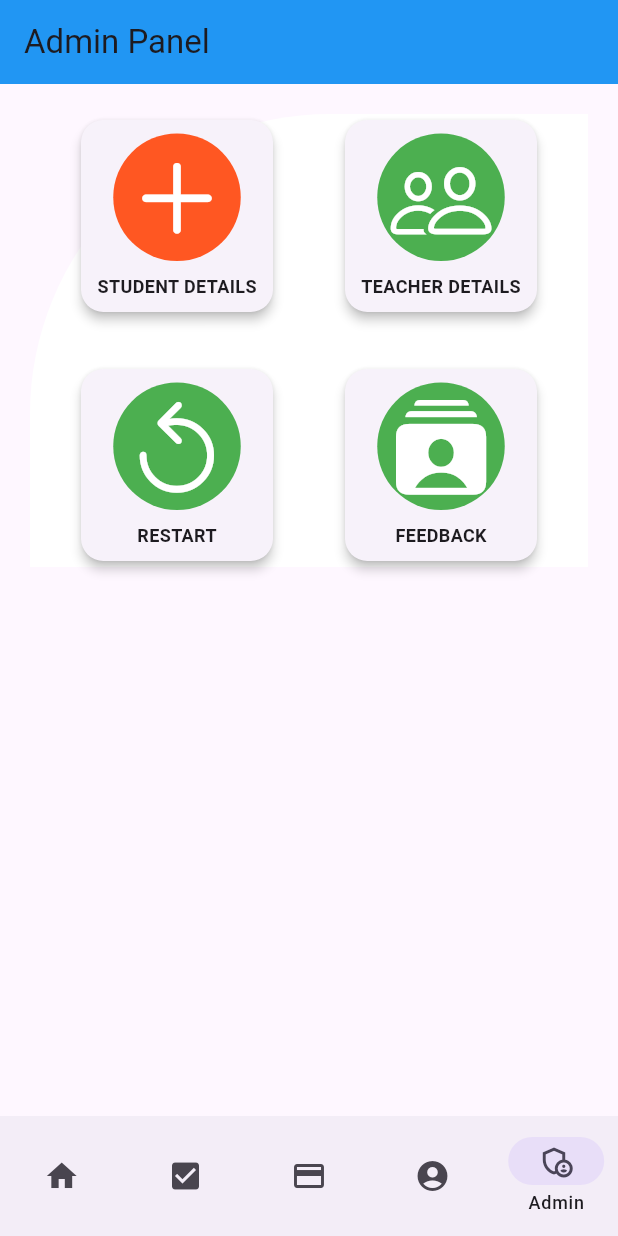
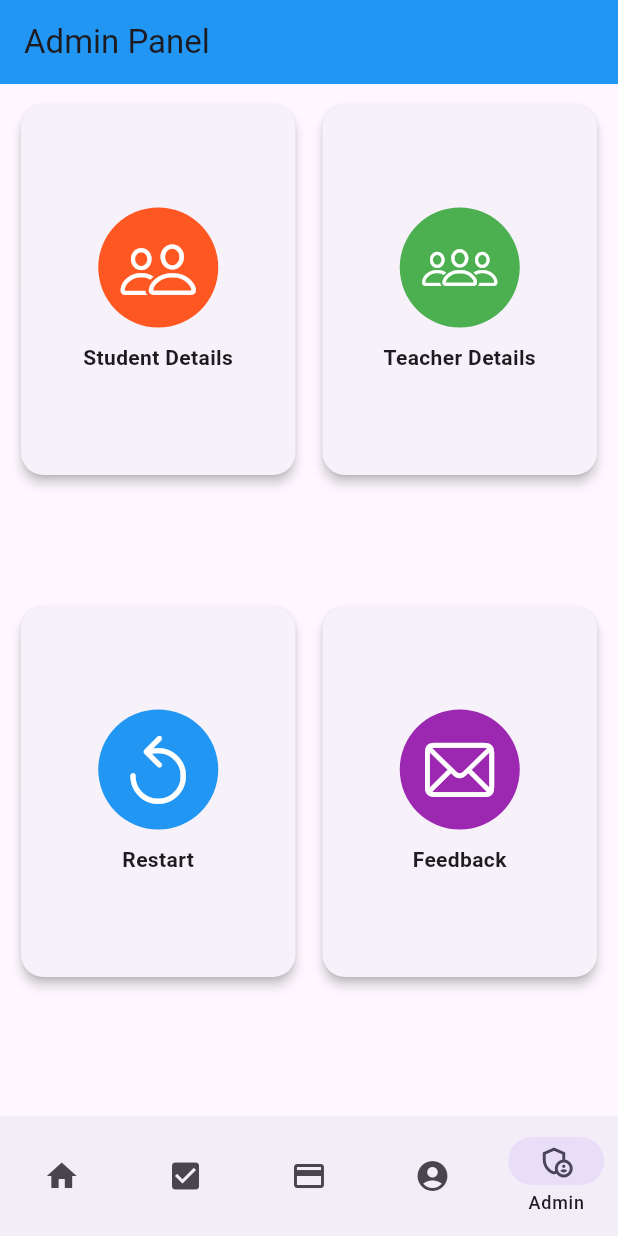
Before and after one commit to ashiqmhdkn/collage_bus_map, a Flutter app: the apar screen opened directly, item 5 of the bottom bar chosen, on a phone screen of 412 x 824 dp. Run offline on Flutter 3.47's test engine with Material 3 defaults, Android fonts, the phone set to English and light mode, and no system bars; our stand-ins replace cloud_firestore, firebase_auth, firebase_core, get, google_maps_flutter, image_picker and 2 more; accounts and stored records are empty.

Commit message:
admin panel padding

```diff
--- a/lib/admin.dart
+++ b/lib/admin.dart
@@ -1,75 +1,70 @@
+import 'package:flutter/cupertino.dart';
+import 'package:flutter/material.dart';
+import 'package:get/get.dart';
 import 'package:collage_bus_nufa/parent.dart';
 import 'package:collage_bus_nufa/restart.dart';
 import 'package:collage_bus_nufa/show_feedback.dart';
 import 'package:collage_bus_nufa/student.dart';
-import 'package:flutter/cupertino.dart';
-import 'package:flutter/material.dart';
-import 'package:get/get.dart';
-class admin extends StatefulWidget {
-  const admin({super.key});
+
+class Admin extends StatefulWidget {
+  const Admin({Key? key}) : super(key: key);
 
   @override
-  State<admin> createState() => adminstate();
+  State<Admin> createState() => _AdminState();
 }
 
-class adminstate extends State<admin> {
+class _AdminState extends State<Admin> {
   @override
   Widget build(BuildContext context) {
+    // Getting screen size
+    var size = MediaQuery.of(context).size;
+
+    // Adjusting the child aspect ratio based on screen size
+    double aspectRatio = size.width / (size.height / 1.5);
+
     return Scaffold(
       appBar: AppBar(
-        title: Text("Admin Panel"),
+        title: const Text("Admin Panel"),
         backgroundColor: Colors.blue,
       ),
-      body: ListView(
-        padding: EdgeInsets.zero,
-        children: [
-          Container(
-            padding: EdgeInsets.all(20),
-            child: Container(
-              padding: const EdgeInsets.symmetric(horizontal: 30),
-              decoration: const BoxDecoration(
-                color: Colors.white,
-                borderRadius: BorderRadius.only(
-                  topLeft: Radius.circular(200),
-                ),
-              ),
+      body: Padding(
+        padding: const EdgeInsets.all(10.0),
         child: GridView.count(
-                shrinkWrap: true,
-                physics: const NeverScrollableScrollPhysics(),
-                crossAxisCount: 2,
-                crossAxisSpacing: 40,
-                mainAxisSpacing: 30,
-                children: [
-                  itemDashboard('Student Details',CupertinoIcons.add,Colors.deepOrange,parent()),
-                  itemDashboard('Teacher Details', CupertinoIcons.person_2, Colors.green,student()),
-                  itemDashboard('Restart', CupertinoIcons.restart, Colors.green,restart()),
-                  itemDashboard('feedback', CupertinoIcons.rectangle_stack_person_crop_fill, Colors.green,show_feedback()),
+          crossAxisCount: size.width > 600 ? 4 : 2, // Number of columns
+          crossAxisSpacing: 10, // Horizontal space between cards
+          mainAxisSpacing: 80, // Vertical space between cards
+          childAspectRatio: aspectRatio, // Adjust based on your content
+          children: <Widget>[
+            itemDashboard('Student Details', CupertinoIcons.person_2,
+                Colors.deepOrange, parent()),
+            itemDashboard('Teacher Details', CupertinoIcons.person_3,
+                Colors.green, student()),
+            itemDashboard(
+                'Restart', CupertinoIcons.restart, Colors.blue, restart()),
+            itemDashboard('Feedback', CupertinoIcons.mail, Colors.purple,
+                show_feedback()),
           ],
         ),
       ),
-          ),
-          const SizedBox(height: 20)
-        ],
-      ),
     );
   }
-}
-Widget itemDashboard(String title, IconData iconData, Color background, Widget push) {
-  return Card(
+
+  Widget itemDashboard(
+      String title, IconData iconData, Color background, Widget push) {
+    return GestureDetector(
+      onTap: () {
+        Get.to(() => push);
+      },
+      child: Card(
         elevation: 3,
         shape: RoundedRectangleBorder(
           borderRadius: BorderRadius.circular(15.0),
         ),
-    child: InkWell(
-      onTap: () {
-Get.to(push);
-      },
-      borderRadius: BorderRadius.circular(15.0),
         child: Column(
           mainAxisAlignment: MainAxisAlignment.center,
           children: [
             Container(
-            padding: const EdgeInsets.all(9),
+              padding: const EdgeInsets.all(15),
               decoration: BoxDecoration(
                 color: background,
                 shape: BoxShape.circle,
@@ -77,14 +72,15 @@ Get.to(push);
               child: Icon(
                 iconData,
                 color: Colors.white,
-              size: 67,
+                size: 50,
               ),
             ),
-          SizedBox(height: 8),
+            const SizedBox(height: 10),
             Text(
-            title.toUpperCase(),
-            style: TextStyle(
-              fontSize: 12,
+              title,
+              textAlign: TextAlign.center,
+              style: const TextStyle(
+                fontSize: 14,
                 fontWeight: FontWeight.bold,
               ),
             ),
@@ -93,3 +89,4 @@ Get.to(push);
       ),
     );
   }
+}
--- a/lib/apar.dart
+++ b/lib/apar.dart
@@ -53,7 +53,7 @@ class _aparState extends State<apar> {
           Checklist(),
           payment(),
           Settings(),
-          admin(),
+          Admin(),
         ][currentPageIndex],
       ),
     );
@@ -61,19 +61,20 @@ class _aparState extends State<apar> {
 }
 
 class admin_tab extends StatefulWidget {
-
   const admin_tab({super.key});
 
   @override
-  State<admin> createState() => _admin_tabState();
+  State<Admin> createState() => _admin_tabState();
 }
 
-class _admin_tabState extends State<admin> {
+class _admin_tabState extends State<Admin> {
   int currentPageIndex = 0;
 
   @override
   Widget build(BuildContext context) {
-    return SafeArea(child: Scaffold(bottomNavigationBar: NavigationBar(
+    return SafeArea(
+        child: Scaffold(
+      bottomNavigationBar: NavigationBar(
         destinations: [
           NavigationDestination(
             icon: Icon(Icons.account_circle_sharp),
@@ -93,9 +94,9 @@ class _admin_tabState extends State<admin> {
         labelBehavior: NavigationDestinationLabelBehavior.onlyShowSelected,
       ),
       body: [
-
         Settings(),
-          admin(),
-        ][currentPageIndex],));
+        Admin(),
+      ][currentPageIndex],
+    ));
   }
 }
```
Lines whose indentation alone changed are shown as unchanged.
